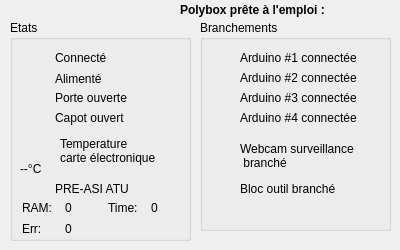
Before: the Qt Designer form src/Checker/GlobalChecker.ui in polybox3d/polybox, drawn with Qt 5.
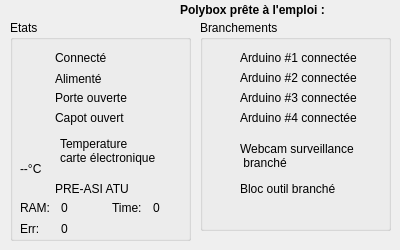
After: the same form once the commit is applied. Icons and pictures are not drawn. Custom widgets are drawn as their Qt base class.

Diff of the .ui file:
```diff
--- a/src/Checker/GlobalChecker.ui
+++ b/src/Checker/GlobalChecker.ui
@@ -467,7 +467,7 @@
       <widget class="QLabel" name="ramValue">
        <property name="minimumSize">
         <size>
-         <width>35</width>
+         <width>45</width>
          <height>0</height>
         </size>
        </property>
```
